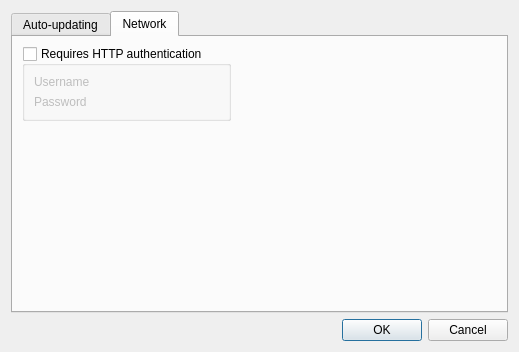
Qt form src/librssguard/services/abstract/gui/formfeeddetails.ui (norbusan/rssguard-debian) before a commit.
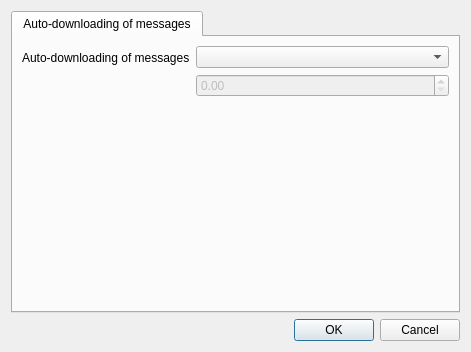
The same form after that commit. The open tabs and pages were chosen to show the change. Custom widgets are drawn as their Qt base class.

Patch:
```diff
--- a/src/librssguard/services/abstract/gui/formfeeddetails.ui
+++ b/src/librssguard/services/abstract/gui/formfeeddetails.ui
@@ -6,7 +6,7 @@
    <rect>
     <x>0</x>
     <y>0</y>
-    <width>519</width>
+    <width>471</width>
     <height>352</height>
    </rect>
   </property>
@@ -21,13 +21,13 @@
      </property>
      <widget class="QWidget" name="tabUpdating">
       <attribute name="title">
-       <string>Auto-updating</string>
+       <string>Auto-downloading of messages</string>
       </attribute>
       <layout class="QFormLayout" name="formLayout">
        <item row="0" column="0">
         <widget class="QLabel" name="label_6">
          <property name="text">
-          <string>Auto-update</string>
+          <string>Auto-downloading of messages</string>
          </property>
          <property name="buddy">
           <cstring>m_cmbAutoUpdateType</cstring>
@@ -35,7 +35,7 @@
         </widget>
        </item>
        <item row="0" column="1">
-        <layout class="QHBoxLayout" name="horizontalLayout">
+        <layout class="QVBoxLayout" name="verticalLayout_2">
          <item>
           <widget class="QComboBox" name="m_cmbAutoUpdateType">
            <property name="toolTip">
@@ -54,60 +54,6 @@
        </item>
       </layout>
      </widget>
-     <widget class="QWidget" name="tabNetwork">
-      <attribute name="title">
-       <string>Network</string>
-      </attribute>
-      <layout class="QFormLayout" name="formLayout_3">
-       <item row="0" column="0">
-        <widget class="QGroupBox" name="m_gbAuthentication">
-         <property name="toolTip">
-          <string>Some feeds require authentication, including GMail feeds. BASIC, NTLM-2 and DIGEST-MD5 authentication schemes are supported.</string>
-         </property>
-         <property name="title">
-          <string>Requires HTTP authentication</string>
-         </property>
-         <property name="flat">
-          <bool>false</bool>
-         </property>
-         <property name="checkable">
-          <bool>true</bool>
-         </property>
-         <property name="checked">
-          <bool>false</bool>
-         </property>
-         <layout class="QFormLayout" name="formLayout_2">
-          <item row="0" column="0">
-           <widget class="QLabel" name="label_4">
-            <property name="text">
-             <string>Username</string>
-            </property>
-            <property name="buddy">
-             <cstring>m_txtUsername</cstring>
-            </property>
-           </widget>
-          </item>
-          <item row="0" column="1">
-           <widget class="LineEditWithStatus" name="m_txtUsername" native="true"/>
-          </item>
-          <item row="1" column="0">
-           <widget class="QLabel" name="label_5">
-            <property name="text">
-             <string>Password</string>
-            </property>
-            <property name="buddy">
-             <cstring>m_txtPassword</cstring>
-            </property>
-           </widget>
-          </item>
-          <item row="1" column="1">
-           <widget class="LineEditWithStatus" name="m_txtPassword" native="true"/>
-          </item>
-         </layout>
-        </widget>
-       </item>
-      </layout>
-     </widget>
     </widget>
    </item>
    <item>
@@ -126,12 +72,6 @@
   </layout>
  </widget>
  <customwidgets>
-  <customwidget>
-   <class>LineEditWithStatus</class>
-   <extends>QWidget</extends>
-   <header>lineeditwithstatus.h</header>
-   <container>1</container>
-  </customwidget>
   <customwidget>
    <class>TimeSpinBox</class>
    <extends>QDoubleSpinBox</extends>
```
Left out of the diff: 2 changed lines with no effect on the pictures.
